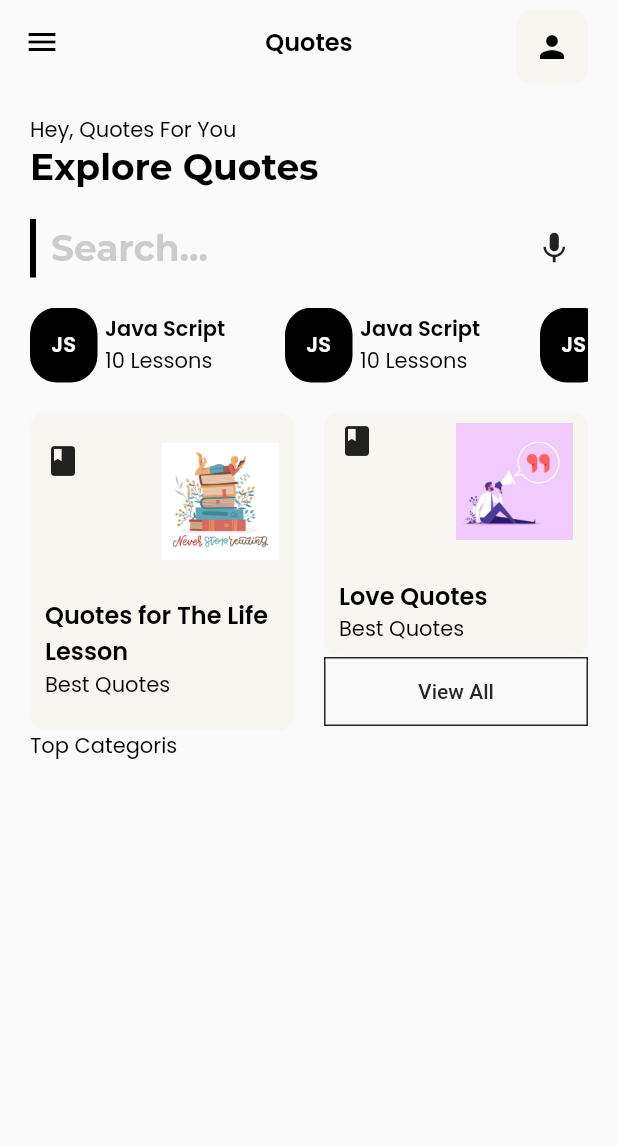
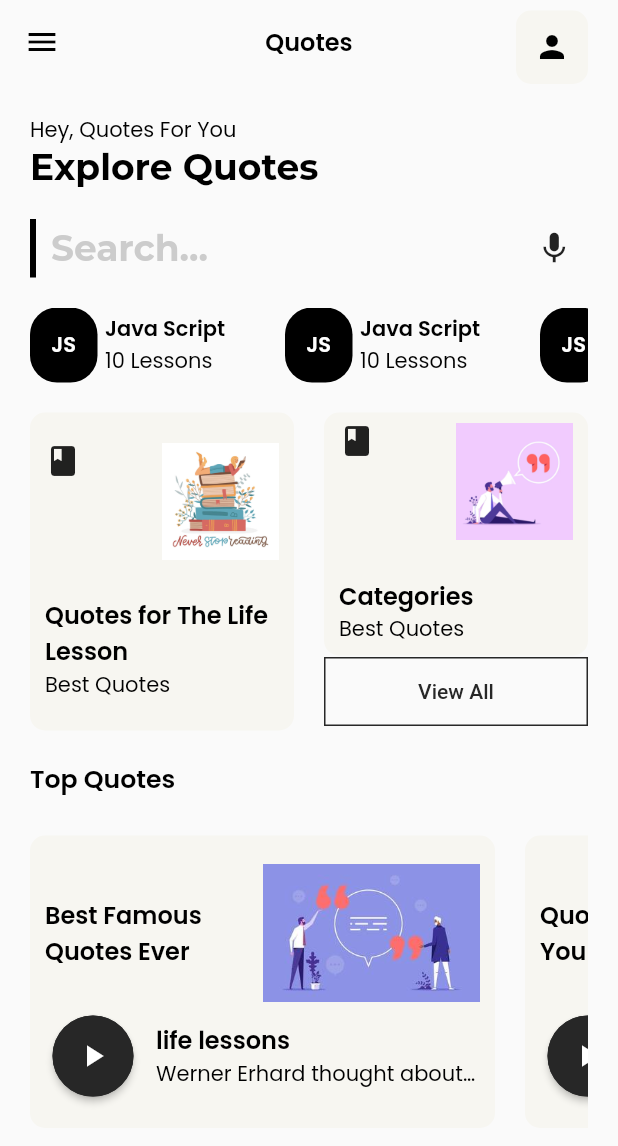
Before and after one commit to ali-sojib/Flutter-Componet-app-with-firebase, a Flutter app: the screen it shows after launch, on a phone screen of 412 x 824 dp. Shown: the top 1146 px of the screen. Run offline on Flutter 3.47's test engine with Material 2 defaults, Android fonts, the phone set to English and light mode, and no system bars; our stand-ins replace flutter_otp_text_field, get, google_fonts, liquid_swipe, smooth_page_indicator.

```diff
--- a/lib/src/constant/text_strings.dart
+++ b/lib/src/constant/text_strings.dart
@@ -66,8 +66,8 @@ const String sDashboardHeading = "Explore Quotes";
 const String sDashboardSearch = "Search...";
 
 const String sDashboardBannerTitle1 = "Quotes for The Life Lesson";
-const String sDashboardBannerTitle2 = "Love Quotes";
+const String sDashboardBannerTitle2 = "Categories";
 const String sDashboardBannerSubTitle = "Best Quotes";
 
 const String sDashboardButton = "View All";
-const String sDashboardTopCourses = "Top Quotes";
+const String sDashboardTopQuotes = "Top Quotes";
--- a/lib/src/features/core/screens/dashboard/dashboard.dart
+++ b/lib/src/features/core/screens/dashboard/dashboard.dart
@@ -252,9 +252,115 @@ class Dashboard extends StatelessWidget {
                   ),
                 ],
               ),
+              const SizedBox(height: sDashboardPadding),
 
               //categories
-              Text('Top Categoris')
+              Text(sDashboardTopQuotes, style: textTheme.headline6!.apply(fontSizeFactor: 1.2)),
+              const SizedBox(height: sDashboardPadding),
+              SizedBox(
+                height: 200,
+                child: ListView(
+                  shrinkWrap: true,
+                  scrollDirection: Axis.horizontal,
+                  children: [
+                    SizedBox(
+                      width: 320,
+                      height: 200,
+                      child: Padding(
+                        padding: const EdgeInsets.only(top: 5, right: 10),
+                        child: Container(
+                          decoration: BoxDecoration(borderRadius: BorderRadius.circular(10), color: sCardBgColor),
+                          padding: const EdgeInsets.all(10),
+                          child: Column(
+                            crossAxisAlignment: CrossAxisAlignment.start,
+                            children: [
+                              Row(mainAxisAlignment: MainAxisAlignment.spaceBetween, children: [
+                                Flexible(
+                                  child: Text(
+                                    "Best Famous Quotes Ever",
+                                    style: textTheme.headline4,
+                                    maxLines: 2,
+                                    overflow: TextOverflow.ellipsis,
+                                  ), // Text
+                                ), // Flexible
+                                Flexible(child: Image(image: AssetImage(sTopQuotesImage1), height: 110)),
+                              ]), // Row
+                              Row(
+                                mainAxisSize: MainAxisSize.min,
+                                children: [
+                                  ElevatedButton(
+                                    style: ElevatedButton.styleFrom(shape: const CircleBorder()),
+                                    onPressed: () {},
+                                    child: const Icon(Icons.play_arrow),
+                                  ), // ElevatedButton
+                                  const SizedBox(width: sDashboardCardPadding),
+                                  Flexible(
+                                    child: Column(
+                                      crossAxisAlignment: CrossAxisAlignment.start,
+                                      children: [
+                                        Text("life lessons", style: textTheme.headline4, overflow: TextOverflow.ellipsis),
+                                        Text("Werner Erhard thought about life ", style: textTheme.bodyText2, overflow: TextOverflow.ellipsis),
+                                      ],
+                                    ),
+                                  ),
+                                ],
+                              ),
+                            ],
+                          ),
+                        ),
+                      ),
+                    ),
+                    SizedBox(width: sDashboardCardPadding),
+                    SizedBox(
+                      width: 320,
+                      height: 200,
+                      child: Padding(
+                        padding: const EdgeInsets.only(top: 5, right: 10),
+                        child: Container(
+                          decoration: BoxDecoration(borderRadius: BorderRadius.circular(10), color: sCardBgColor),
+                          padding: const EdgeInsets.all(10),
+                          child: Column(
+                            crossAxisAlignment: CrossAxisAlignment.start,
+                            children: [
+                              Row(mainAxisAlignment: MainAxisAlignment.spaceBetween, children: [
+                                Flexible(
+                                  child: Text(
+                                    "Quotes Only For Your",
+                                    style: textTheme.headline4,
+                                    maxLines: 2,
+                                    overflow: TextOverflow.ellipsis,
+                                  ), // Text
+                                ), // Flexible
+                                Flexible(child: Image(image: AssetImage(sTopQuotesImage2), height: 110)),
+                              ]), // Row
+                              Row(
+                                mainAxisSize: MainAxisSize.min,
+                                children: [
+                                  ElevatedButton(
+                                    style: ElevatedButton.styleFrom(shape: const CircleBorder()),
+                                    onPressed: () {},
+                                    child: const Icon(Icons.play_arrow),
+                                  ), // ElevatedButton
+                                  const SizedBox(width: sDashboardCardPadding),
+                                  Flexible(
+                                    child: Column(
+                                      crossAxisAlignment: CrossAxisAlignment.start,
+                                      children: [
+                                        Text("Love live", style: textTheme.headline4, overflow: TextOverflow.ellipsis),
+                                        Text("Werner Erhard thought about life ", style: textTheme.bodyText2, overflow: TextOverflow.ellipsis),
+                                      ],
+                                    ),
+                                  ),
+                                ],
+                              ),
+                            ],
+                          ),
+                        ),
+                      ),
+                    ),
+                  ],
+                ),
+              ),
             ],
           ),
         ),
```
